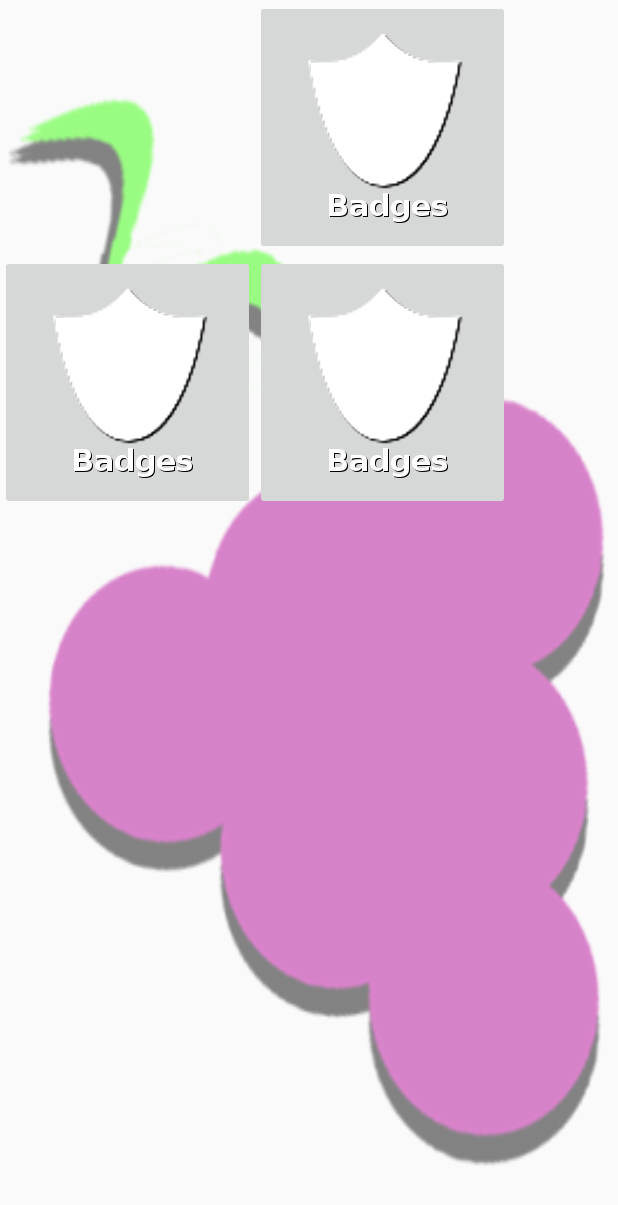
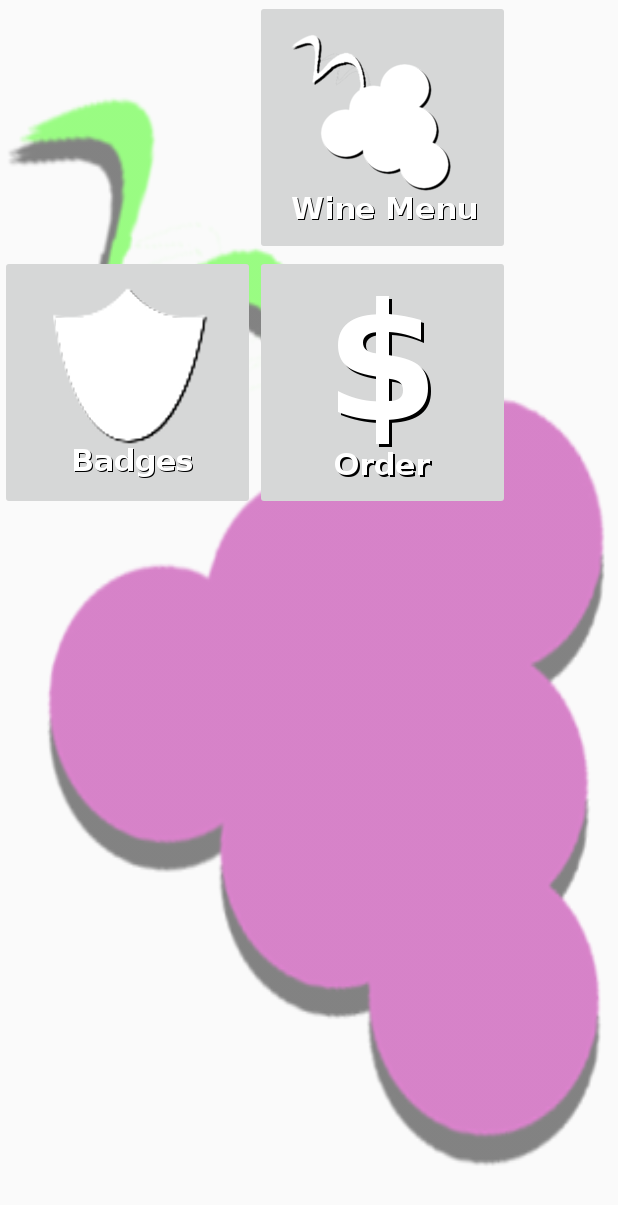
Before and after one commit to CMSC436-Wine-App/Wine, an Android app: the layout home.xml on its own in the app's theme, with its tools: preview values and no code run, on a phone screen of 412 x 824 dp. Shown: the top 1205 px of the screen. Run offline under Robolectric (Android 15) with nearby library versions, the phone set to English and light mode, and no system bars; plain views replace ParseImageView.

Commit message:
linked new button images for homescreen

```diff
--- a/app/src/main/res/layout/home.xml
+++ b/app/src/main/res/layout/home.xml
@@ -29,7 +29,7 @@
                 android:layout_width="170dp"
                 android:layout_height="170dp"
                 android:id="@+id/b_view_menu"
-                android:src="@drawable/badgebutton" />
+                android:src="@drawable/winemenubutton" />
 
         </TableRow>
 
@@ -65,7 +65,7 @@
                 android:layout_width="wrap_content"
                 android:layout_height="170dp"
                 android:id="@+id/b_order_food"
-                android:src="@drawable/badgebutton" />
+                android:src="@drawable/orderbutton" />
 
 
         </TableRow>
```
